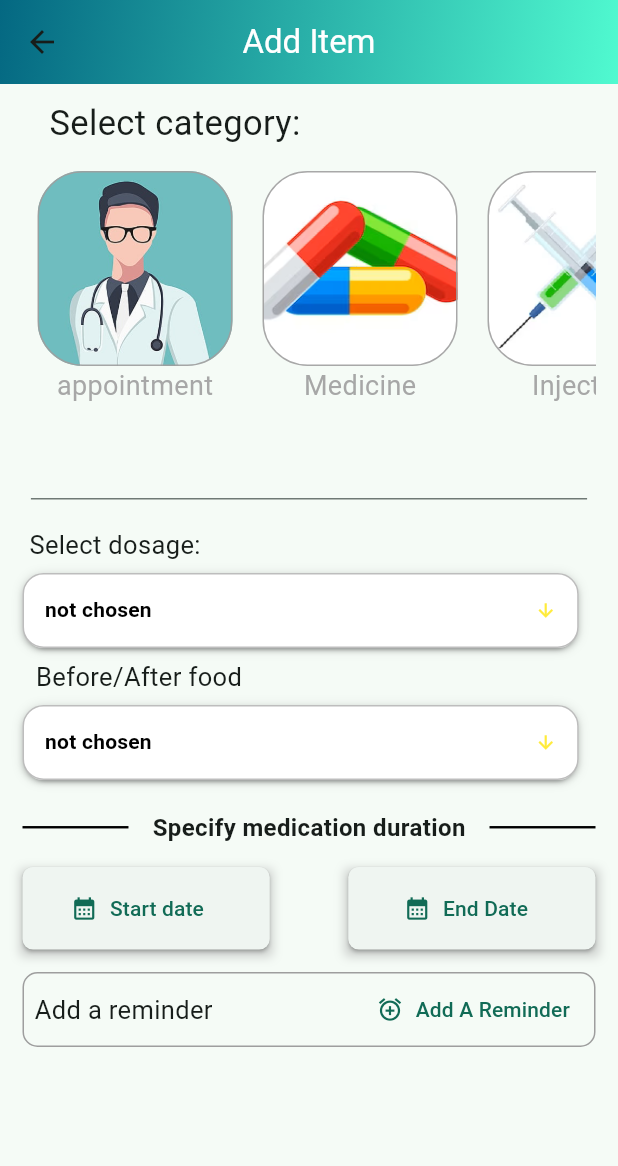
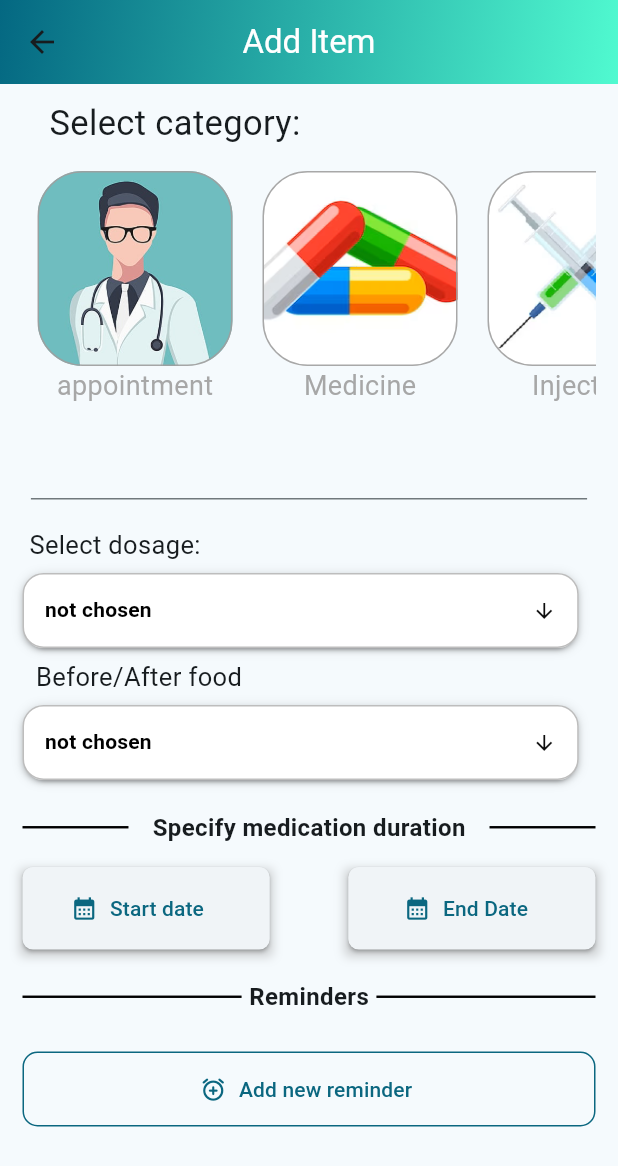
Before and after one commit to pratiksarangi7/HealthAlert, a Flutter app: the AddMedicoItemScreen screen opened directly, on a phone screen of 412 x 824 dp. Shown: the top 1166 px of the screen. Run offline on Flutter 3.47's test engine with Material 2 defaults, Android fonts, the phone set to English and light mode, and no system bars; drawn by our look-alikes of dropdown_button2; our stand-ins replace flutter_riverpod; missing offline and left inert: omni_datetime_picker.

Commit message:
added the add new reminder feature to the add medico item page

```diff
--- a/lib/main.dart
+++ b/lib/main.dart
@@ -15,7 +15,7 @@ class MyApp extends StatelessWidget {
       theme: ThemeData(
         useMaterial3: true,
         colorScheme: ColorScheme.fromSeed(
-          seedColor: const Color.fromARGB(255, 80, 250, 208),
+          seedColor: const Color.fromARGB(255, 4, 104, 130),
         ),
         appBarTheme: const AppBarTheme(
           color: Color.fromARGB(255, 0, 101, 164),
--- a/lib/screens/add_medico.dart
+++ b/lib/screens/add_medico.dart
@@ -1,7 +1,7 @@
 import 'package:flutter/material.dart';
 import 'package:medico_app/widgets/custom_drop_down.dart';
 import 'package:medico_app/widgets/item_card.dart';
-import 'package:medico_app/widgets/new_reminder.dart';
+import 'package:medico_app/widgets/reminders.dart';
 import 'package:omni_datetime_picker/omni_datetime_picker.dart';
 
 class AddMedicoItemScreen extends StatefulWidget {
@@ -287,9 +287,38 @@ class _AddMedicoItemScreenState extends State<AddMedicoItemScreen> {
                 ],
               ),
               const SizedBox(
+                height: 20,
+              ),
+              Row(
+                children: const [
+                  Expanded(
+                    child: Divider(
+                      color: Colors.black,
+                      thickness: 1.6,
+                    ),
+                  ),
+                  SizedBox(
+                    width: 5,
+                  ),
+                  Text(
+                    "Reminders",
+                    style: TextStyle(fontWeight: FontWeight.bold, fontSize: 16),
+                  ),
+                  SizedBox(
+                    width: 5,
+                  ),
+                  Expanded(
+                    child: Divider(
+                      color: Colors.black,
+                      thickness: 1.6,
+                    ),
+                  ),
+                ],
+              ),
+              const SizedBox(
                 height: 15,
               ),
-              Reminder(addNewReminder: _addAReminder),
+              Reminders(addNewReminder: _addAReminder, reminderData: reminders),
             ],
           ),
         ));
--- a/lib/widgets/custom_drop_down.dart
+++ b/lib/widgets/custom_drop_down.dart
@@ -74,8 +74,8 @@ class _DropDownState extends State<DropDown> {
           icon: Icon(
             Icons.arrow_downward,
           ),
-          iconSize: 14,
-          iconEnabledColor: Colors.yellow,
+          iconSize: 16,
+          iconEnabledColor: Color.fromARGB(255, 12, 12, 12),
           iconDisabledColor: Colors.grey,
         ),
         dropdownStyleData: DropdownStyleData(
--- a/lib/widgets/item_card.dart
+++ b/lib/widgets/item_card.dart
@@ -15,7 +15,7 @@ class ItemCard extends StatelessWidget {
   Widget build(BuildContext context) {
     var outlineColor = Colors.grey.withOpacity(0.9);
     if (isTapped) {
-      outlineColor = Color.fromARGB(255, 0, 128, 96);
+      outlineColor = const Color.fromARGB(255, 0, 128, 96);
     }
     return Column(
       children: [
--- a/lib/widgets/new_reminder.dart
+++ /dev/null
@@ -1,58 +0,0 @@
-import 'package:flutter/material.dart';
-import 'package:intl/intl.dart';
-import 'package:omni_datetime_picker/omni_datetime_picker.dart';
-
-class Reminder extends StatefulWidget {
-  final Function(DateTime reminder) addNewReminder;
-
-  const Reminder({super.key, required this.addNewReminder});
-
-  @override
-  State<Reminder> createState() => ReminderState();
-}
-
-class ReminderState extends State<Reminder> {
-  DateTime? reminder = null;
-  var _buttonEnabled = true;
-  @override
-  Widget build(BuildContext context) {
-    return Container(
-      decoration: BoxDecoration(
-          borderRadius: BorderRadius.circular(10),
-          border: Border.all(color: Colors.grey)),
-      height: 50,
-      child: Row(children: [
-        const SizedBox(
-          width: 7,
-        ),
-        Expanded(
-            child: Text(
-          reminder == null
-              ? 'Add a reminder'
-              : DateFormat('EE, MMMM d, yyyy: hh:mm a').format(reminder!),
-          style: const TextStyle(fontSize: 17),
-        )),
-        TextButton.icon(
-          onPressed: _buttonEnabled
-              ? () async {
-                  DateTime? dateTime =
-                      await showOmniDateTimePicker(context: context);
-                  if (dateTime == null) {
-                    return;
-                  }
-                  setState(() {
-                    reminder = dateTime;
-                    _buttonEnabled = false;
-                  });
-                  widget.addNewReminder(reminder!);
-                }
-              : null,
-          icon: Icon(reminder == null ? Icons.alarm_add_outlined : Icons.done),
-          label: Text(
-            reminder == null ? "Add A Reminder" : "Added",
-          ),
-        )
-      ]),
-    );
-  }
-}
--- /dev/null
+++ b/lib/widgets/reminders.dart
@@ -0,0 +1,95 @@
+import 'package:flutter/material.dart';
+import 'package:intl/intl.dart';
+import 'package:omni_datetime_picker/omni_datetime_picker.dart';
+
+class Reminders extends StatefulWidget {
+  final Function(DateTime reminder) addNewReminder;
+  final List<DateTime> reminderData;
+
+  const Reminders({
+    super.key,
+    required this.addNewReminder,
+    required this.reminderData,
+  });
+
+  @override
+  State<Reminders> createState() => ReminderState();
+}
+
+class ReminderState extends State<Reminders> {
+  DateTime? reminder;
+  @override
+  Widget build(BuildContext context) {
+    return SizedBox(
+      height: (70 * (widget.reminderData.length + 1)).toDouble(),
+      child: Column(
+        children: [
+          // old reminders:
+          ListView.builder(
+            shrinkWrap: true,
+            physics: const NeverScrollableScrollPhysics(),
+            itemBuilder: (context, index) {
+              return Padding(
+                padding: const EdgeInsets.symmetric(vertical: 10),
+                child: Container(
+                  height: 50,
+                  decoration: BoxDecoration(
+                    color: Theme.of(context)
+                        .colorScheme
+                        .secondaryContainer
+                        .withOpacity(0.2),
+                    borderRadius: const BorderRadius.all(Radius.circular(10)),
+                    border: Border.all(
+                        color: Theme.of(context).colorScheme.primary),
+                  ),
+                  child: Row(children: [
+                    const SizedBox(
+                      width: 10,
+                    ),
+                    Text(
+                      DateFormat.yMMMMEEEEd()
+                          .format(widget.reminderData[index]),
+                      style: const TextStyle(
+                        fontWeight: FontWeight.bold,
+                      ),
+                    ),
+                  ]),
+                ),
+              );
+            },
+            itemCount: widget.reminderData.length,
+          ),
+          const SizedBox(
+            height: 10,
+          ),
+          // new reminder:
+          Container(
+            height: 50,
+            decoration: BoxDecoration(
+                borderRadius: const BorderRadius.all(Radius.circular(10)),
+                border:
+                    Border.all(color: Theme.of(context).colorScheme.primary)),
+            child: Row(
+              mainAxisAlignment: MainAxisAlignment.center,
+              children: [
+                TextButton.icon(
+                    onPressed: () async {
+                      DateTime? newReminderDateTime =
+                          await showOmniDateTimePicker(context: context);
+                      if (newReminderDateTime == null) {
+                        return;
+                      }
+                      setState(() {
+                        widget.reminderData.add(newReminderDateTime);
+                      });
+                    },
+                    icon: const Icon(Icons.add_alarm_rounded),
+                    label: const Text("Add new reminder"))
+              ],
+            ),
+          ),
+        ],
+      ),
+    );
+  }
+}
```
